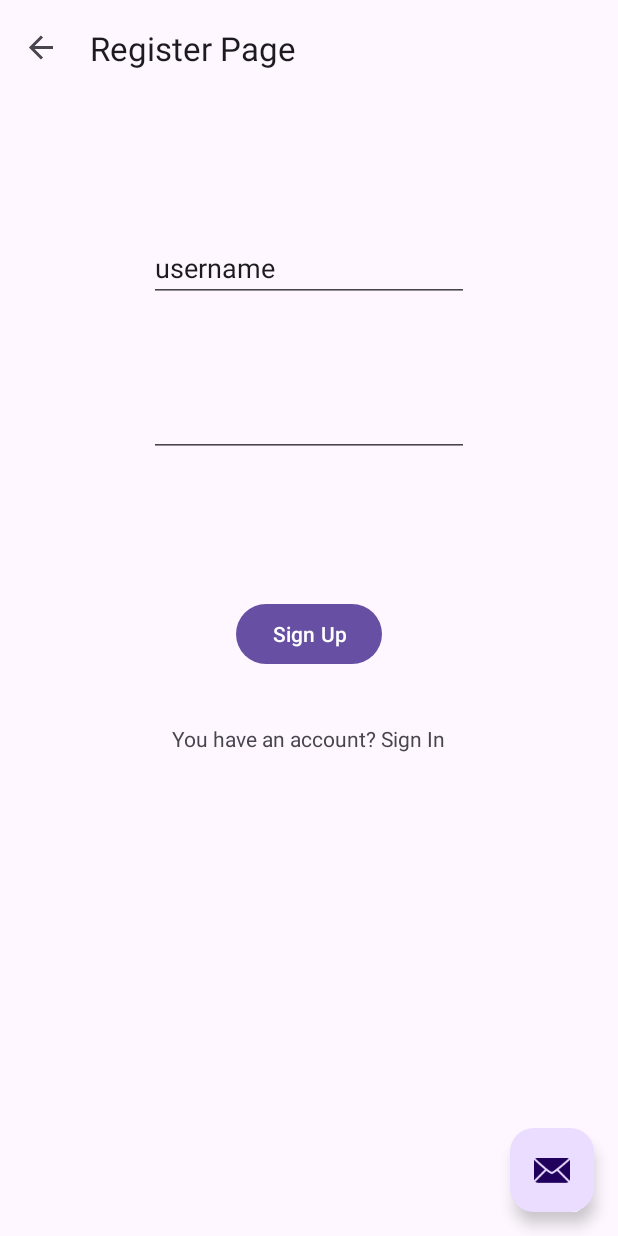
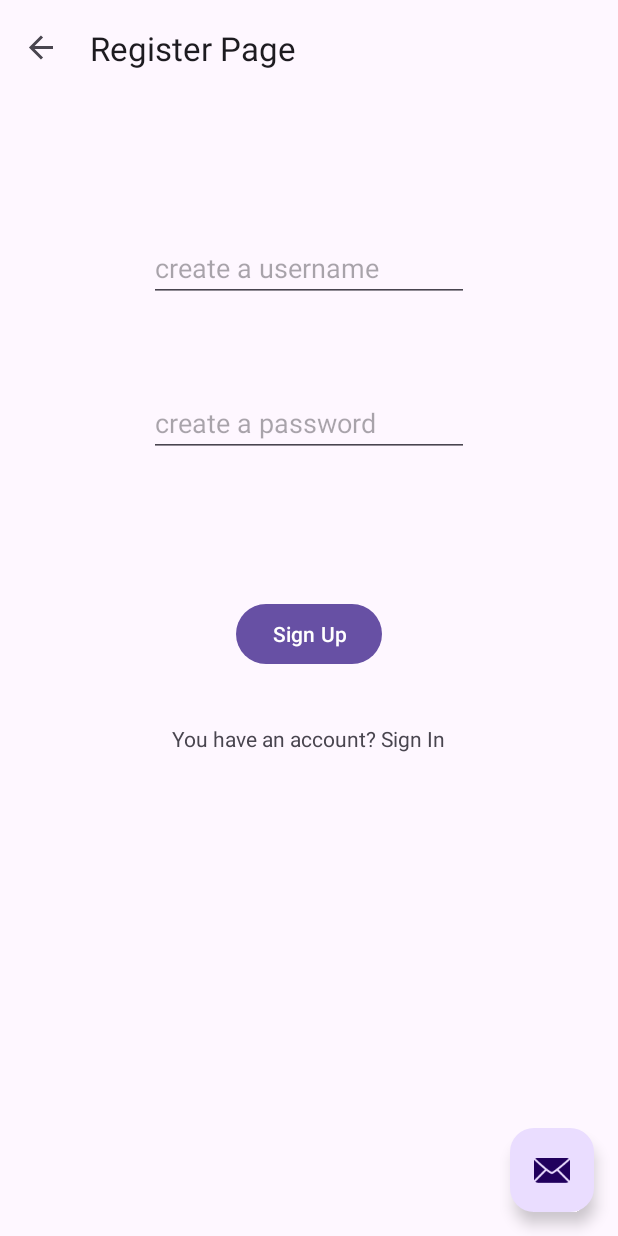
Before and after one commit to ivan-shihantsov/X-msg-cli, an Android app: the RegFragment screen opened through its navigation route, on a phone screen of 412 x 824 dp. Run offline under Robolectric (Android 15) with nearby library versions, the phone set to English and light mode, and no system bars; our stand-ins replace navigation-ui.

Commit message:
add ligin and reg text fields hint

```diff
--- a/xmsg/app/src/main/res/layout/fragment_login.xml
+++ b/xmsg/app/src/main/res/layout/fragment_login.xml
@@ -12,8 +12,8 @@
         android:layout_width="wrap_content"
         android:layout_height="wrap_content"
         android:ems="10"
+        android:hint="your username"
         android:inputType="text"
-        android:text="username"
         app:layout_constraintBottom_toBottomOf="parent"
         app:layout_constraintEnd_toEndOf="parent"
         app:layout_constraintStart_toStartOf="parent"
@@ -25,6 +25,7 @@
         android:layout_width="wrap_content"
         android:layout_height="wrap_content"
         android:ems="10"
+        android:hint="your password"
         android:inputType="textPassword"
         app:layout_constraintBottom_toBottomOf="parent"
         app:layout_constraintEnd_toEndOf="parent"
--- a/xmsg/app/src/main/res/layout/fragment_reg.xml
+++ b/xmsg/app/src/main/res/layout/fragment_reg.xml
@@ -12,8 +12,8 @@
         android:layout_width="wrap_content"
         android:layout_height="wrap_content"
         android:ems="10"
+        android:hint="create a username"
         android:inputType="text"
-        android:text="username"
         app:layout_constraintBottom_toBottomOf="parent"
         app:layout_constraintEnd_toEndOf="parent"
         app:layout_constraintStart_toStartOf="parent"
@@ -25,6 +25,7 @@
         android:layout_width="wrap_content"
         android:layout_height="wrap_content"
         android:ems="10"
+        android:hint="create a password"
         android:inputType="textPassword"
         app:layout_constraintBottom_toBottomOf="parent"
         app:layout_constraintEnd_toEndOf="parent"
```
